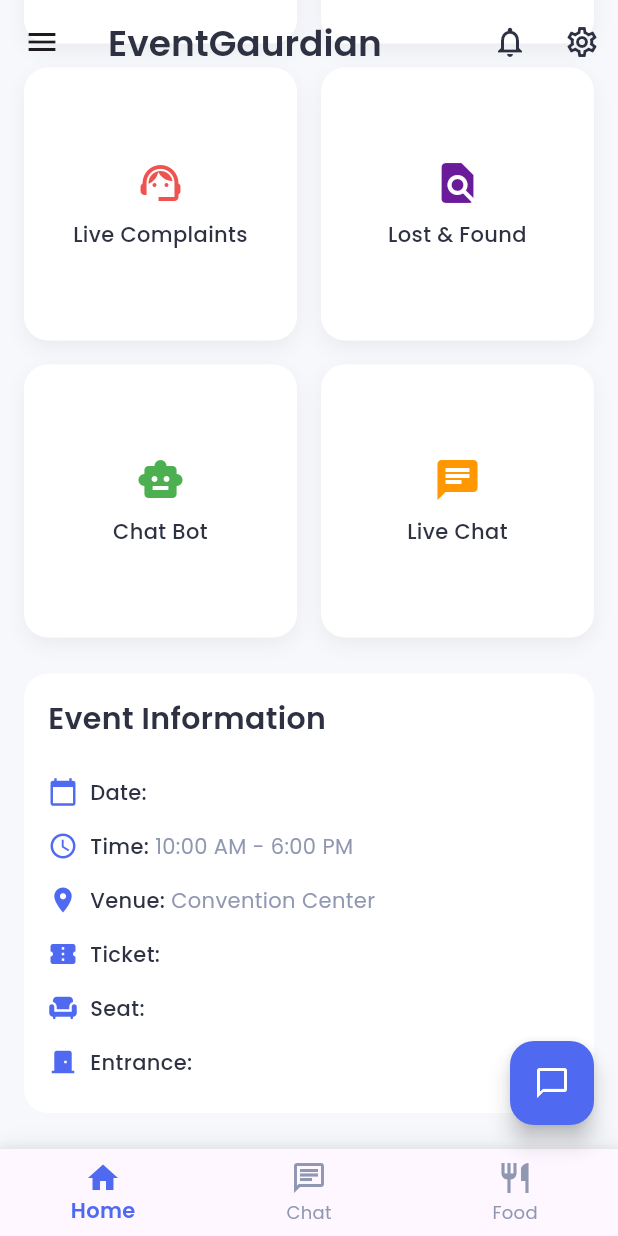
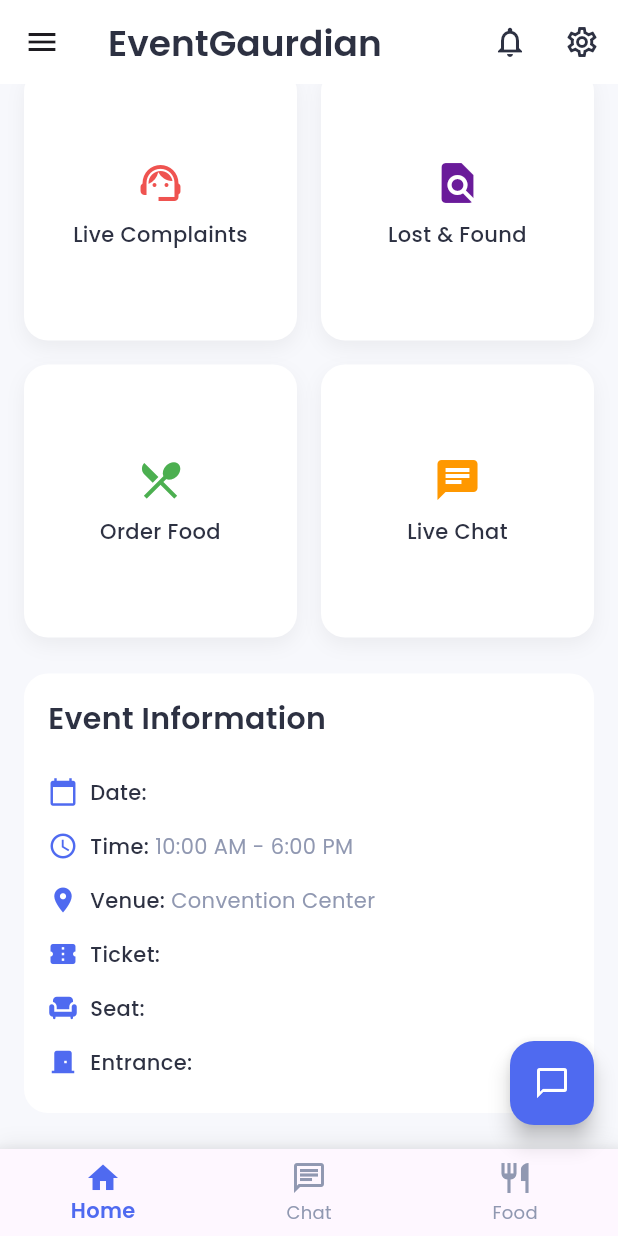
Before and after one commit to Harsh-Techie31/hackfest-seam, a Flutter app: the screen it shows once a user with an empty profile is signed in, scrolled down 732 dp, on a phone screen of 412 x 824 dp. Run offline on Flutter 3.47's test engine with Material 3 defaults, Android fonts, the light colour scheme and no system bars; our stand-ins replace cloud_firestore, firebase_auth, firebase_core, firebase_database, flutter_spinkit, google_fonts and 3 more; missing offline and left inert: animated_rating_stars; accounts and stored records are empty.

Commit message:
enhanced home screen

```diff
--- a/seam_app/lib/screens/home_screen.dart
+++ b/seam_app/lib/screens/home_screen.dart
@@ -101,7 +101,7 @@ class _HomeScreenState extends State<HomeScreen>
             fontSize: 24,
           ),
         ),
-        backgroundColor: Colors.transparent,
+        backgroundColor: Colors.white,
         elevation: 0,
         actions: [
           IconButton(
@@ -263,36 +263,7 @@ class _HomeScreenState extends State<HomeScreen>
           _buildHeroSection(),
           SizedBox(height: 24),
           _buildUpcomingEvents(),
-          // Padding(
-          //   padding: const EdgeInsets.symmetric(horizontal: 16.0),
-          //   child: Row(
-          //     mainAxisAlignment: MainAxisAlignment.spaceBetween,
-          //     children: [
-          //       Expanded(child: EmojiExpressionMeter(score: audienceScore)),
-          //       Column(
-          //         children: [
-          //           ElevatedButton(
-          //             onPressed: () {
-          //               setState(() {
-          //                 audienceScore = (audienceScore + 20).clamp(0, 100);
-          //               });
-          //             },
-          //             style: ElevatedButton.styleFrom(
-          //               backgroundColor: Colors.indigoAccent,
-          //               shape: RoundedRectangleBorder(
-          //                 borderRadius: BorderRadius.circular(12),
-          //               ),
-          //             ),
-          //             child: const Text(
-          //               '+20',
-          //               style: TextStyle(color: Colors.white),
-          //             ),
-          //           ),
-          //         ],
-          //       ),
-          //     ],
-          //   ),
-          // ),
+
           SizedBox(height: 24),
           // SizedBox(height: 24),
           _buildQuickActions(),
@@ -415,7 +386,8 @@ class _HomeScreenState extends State<HomeScreen>
     IconData icon,
     Color color,
   ) {
-    return Container(
+    return Flexible(
+      child: Container(
         width: 280,
         margin: EdgeInsets.only(right: 16),
         decoration: BoxDecoration(
@@ -458,7 +430,7 @@ class _HomeScreenState extends State<HomeScreen>
                         time,
                         style: GoogleFonts.poppins(
                           color: textLightColor,
-                        fontSize: 14,
+                          fontSize: 12,
                         ),
                       ),
                     ],
@@ -492,6 +464,7 @@ class _HomeScreenState extends State<HomeScreen>
               ),
             ),
           ],
+        ),
       ),
     );
   }
@@ -559,14 +532,14 @@ class _HomeScreenState extends State<HomeScreen>
               },
             ),
             _buildActionCard(
-              'Chat Bot',
-              Icons.smart_toy,
+              'Order Food',
+              Icons.local_restaurant_outlined,
               Color(0xFF4CAF50),
               () {
                 Navigator.push(
                   context,
                   MaterialPageRoute(
-                    builder: (context) => ChatbotScreen(),
+                    builder: (context) => BrandSelectionScreen(),
                   ),
                 );
               },
```
Lines whose indentation alone changed are shown as unchanged.
